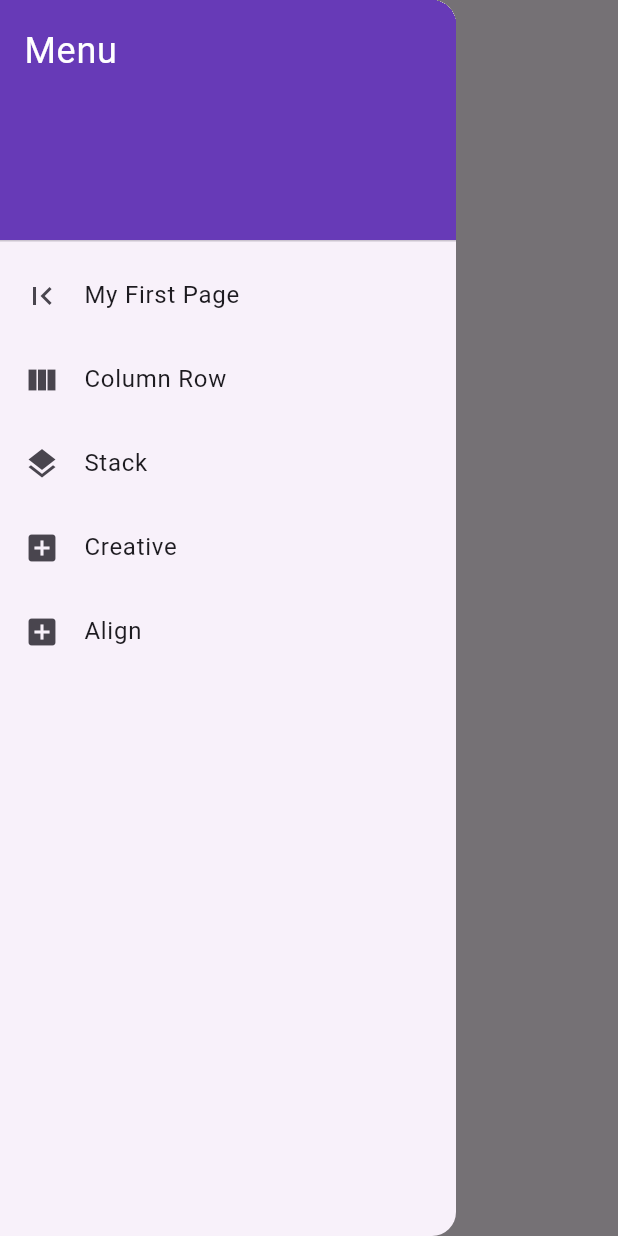
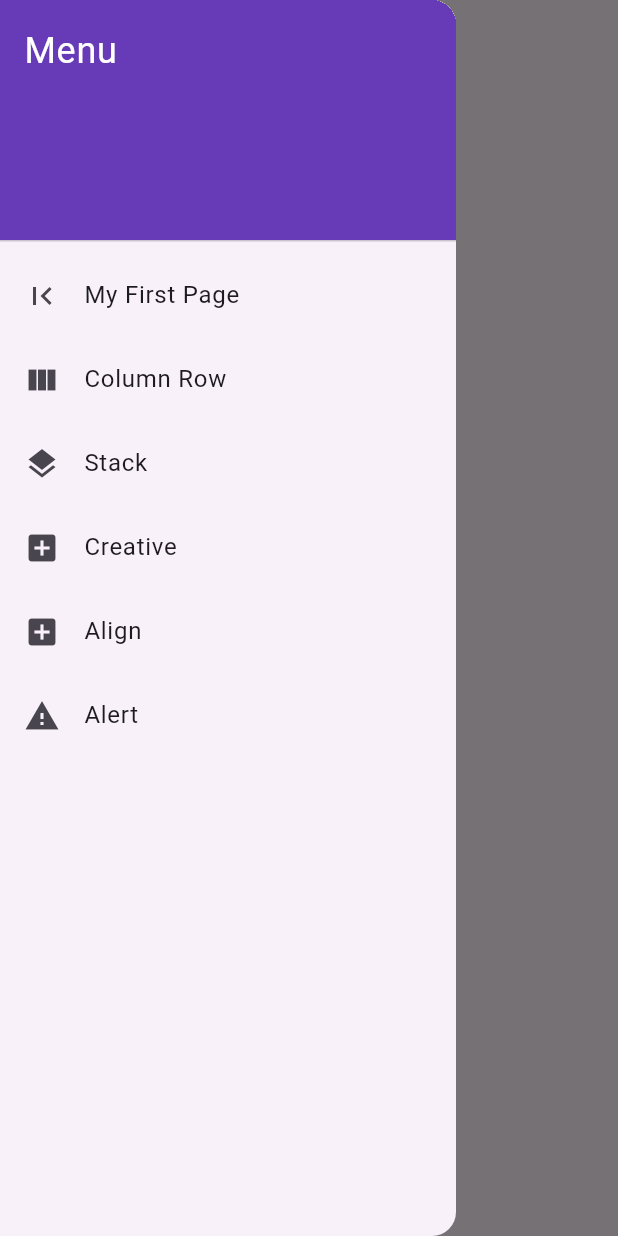
Before and after one commit to caipira113/flutter_start, a Flutter app: the screen it shows after launch, with the side drawer open, on a phone screen of 412 x 824 dp. Run offline on Flutter 3.47's test engine with Material 3 defaults, Android fonts, the phone set to English and light mode, and no system bars.

Commit message:
Create alert.dart

```diff
--- a/lib/main.dart
+++ b/lib/main.dart
@@ -4,6 +4,7 @@ import 'column_row.dart';
 import 'stack.dart';
 import 'creative.dart';
 import 'package:flutter_start/align.dart';
+import 'alert.dart';
 
 void main() {
   runApp(const MyApp());
@@ -99,6 +100,16 @@ class MyHomePage extends StatelessWidget {
                   MaterialPageRoute(builder: (context) => const Align1()),
                 );
               },
+            ),
+            ListTile(
+              leading: const Icon(Icons.warning),
+              title: const Text('Alert'),
+              onTap: () {
+                Navigator.push(
+                  context,
+                  MaterialPageRoute(builder: (context) => const Alert()),
+                );
+              },
             )
           ],
         ),
```
Also changed, not shown: lib/alert.dart (added, +36 -0 lines).
